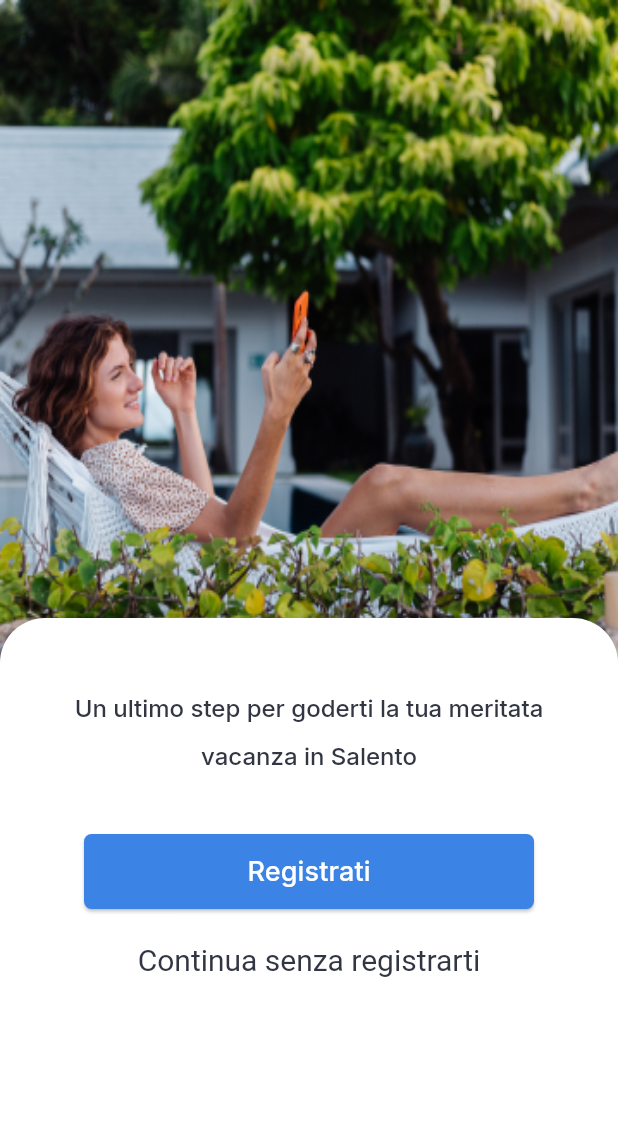
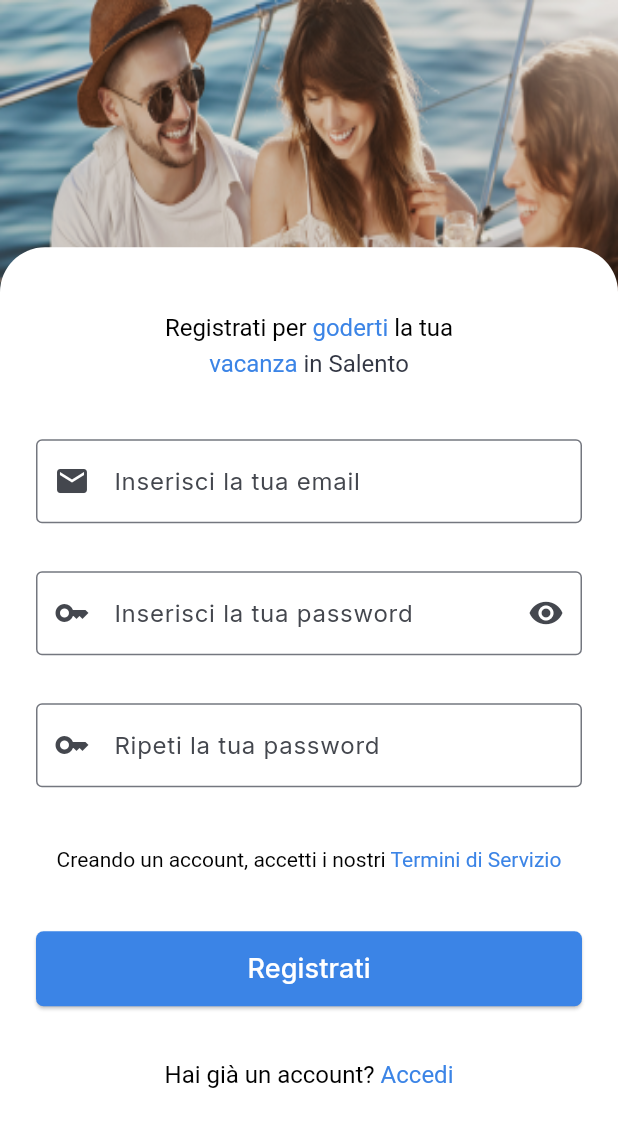
Before and after one commit to salvatorecalo/Amathia, a Flutter app: the screen it shows after launch, after a tap on "Salta", after a tap on "Registrati", on a phone screen of 412 x 824 dp. Shown: the top 1127 px of the screen. Run offline on Flutter 3.47's test engine with Material 3 defaults, Android fonts, the phone set to English and light mode, and no system bars; our stand-ins replace google_fonts, shared_preferences.

Commit message:
feat: add login, register and recovery password page

```diff
--- /dev/null
+++ b/lib/src/screens/register_page/register_page.dart
@@ -0,0 +1,207 @@
+import 'package:amathia/src/costants/costants.dart';
+import 'package:amathia/src/screens/loginPage/login_page.dart';
+import 'package:flutter/gestures.dart';
+import 'package:flutter/material.dart';
+
+class RegisterPage extends StatefulWidget {
+  @override
+  State<RegisterPage> createState() => _RegisterPageState();
+}
+
+class _RegisterPageState extends State<RegisterPage> {
+  bool _obsureText = true;
+
+  @override
+  Widget build(BuildContext context) {
+    return Material(
+      child: Stack(
+        children: [
+          Image.asset(
+            'images/esperienze_register_page.png',
+            fit: BoxFit.fill,
+            width: double.infinity,
+            height: 300,
+            alignment: Alignment.center,
+          ),
+          SizedBox(
+            height: double.infinity,
+            child: FractionallySizedBox(
+              alignment: Alignment.bottomCenter,
+              heightFactor: 0.8,
+              widthFactor: 1,
+              child: Container(
+                decoration: const BoxDecoration(
+                  borderRadius: BorderRadius.only(
+                      topLeft: Radius.circular(30),
+                      topRight: Radius.circular(30)),
+                  color: white,
+                ),
+                child: Padding(
+                  padding: const EdgeInsets.all(16.0),
+                  child: Column(
+                    children: [
+                      Padding(
+                        padding: const EdgeInsets.symmetric(vertical: 24.0),
+                        child: RichText(
+                        textAlign: TextAlign.center,
+                            text: const TextSpan(
+                              style: TextStyle(
+                                height: 1.5,
+                               fontSize: 16,
+                               ),
+                              children: [
+                                TextSpan(
+                                  text: 'Registrati per ',
+                                  style: TextStyle(color: Colors.black),
+                                ),
+                                TextSpan(
+                                  text: 'goderti ',
+                                  style: TextStyle(color: blue),
+                                ),
+                                TextSpan(
+                                  text: 'la tua \n',
+                                  style: TextStyle(color: Colors.black),
+                                ),
+                                TextSpan(
+                                  text: 'vacanza ',
+                                  style: TextStyle(color: blue),
+                                ),
+                                TextSpan(
+                                  text: 'in Salento ',
+                                  style: TextStyle(color: black),
+                                ),
+                              ],
+                            ),
+                          ),
+                      ),
+                      const Padding(
+                        padding:
+                            EdgeInsets.symmetric(horizontal: 8, vertical: 16),
+                        child: TextField(
+                          decoration: InputDecoration(
+                              border: OutlineInputBorder(),
+                              hintText: 'Inserisci la tua email',
+                              prefixIcon: Icon(Icons.email)),
+                        ),
+                      ),
+                      Padding(
+                        padding: const EdgeInsets.symmetric(
+                            horizontal: 8, vertical: 16),
+                        child: TextField(
+                          decoration: InputDecoration(
+                            border: const OutlineInputBorder(),
+                            hintText: 'Inserisci la tua password',
+                            prefixIcon: const Icon(Icons.key),
+                            suffixIcon: GestureDetector(
+                              onTap: () {
+                                setState(() => _obsureText = !_obsureText);
+                              },
+                              child: Icon(_obsureText
+                                  ? Icons.visibility
+                                  : Icons.visibility_off),
+                            ),
+                          ),
+                          obscureText: _obsureText,
+                        ),
+                      ),
+                      Padding(
+                        padding: const EdgeInsets.symmetric(
+                            horizontal: 8, vertical: 16),
+                        child: TextField(
+                          decoration: const InputDecoration(
+                              border: OutlineInputBorder(),
+                              hintText: 'Ripeti la tua password',
+                              prefixIcon: Icon(Icons.key)),
+                          obscureText: _obsureText,
+                        ),
+                      ),
+                      Padding(
+                        padding: const EdgeInsets.symmetric(vertical: 24.0),
+                        child: RichText(
+                          text: TextSpan(
+                            children: [
+                              const TextSpan(
+                                text: 'Creando un account, accetti i nostri ',
+                                style: TextStyle(color: Colors.black),
+                              ),
+                              TextSpan(
+                                text: 'Termini di Servizio',
+                                style: const TextStyle(color: blue),
+                                recognizer: TapGestureRecognizer()
+                                  ..onTap = () {
+
+                                  },
+                              ),
+                            ],
+                          ),
+                        ),
+                      ),
+                      Padding(
+                        padding: const EdgeInsets.symmetric(horizontal: 8, vertical: 16),
+                        child: ElevatedButton(
+                          onPressed: () async {
+                            Navigator.pushReplacement(
+                                // ignore: use_build_context_synchronously
+                                context,
+                                MaterialPageRoute(
+                                    builder: (context) => RegisterPage()));
+                          },
+                          style: ElevatedButton.styleFrom(
+                            minimumSize: Size.fromHeight(40),
+                            foregroundColor: white,
+                            backgroundColor: blue,
+                            shape: RoundedRectangleBorder(
+                              borderRadius: BorderRadius.circular(5.0),
+                            ),
+                          ),
+                          child: const Padding(
+                            padding: EdgeInsets.symmetric(
+                                horizontal: 24.0, vertical: 12.0),
+                            child: Text(
+                              'Registrati',
+                              style: TextStyle(fontSize: 18),
+                            ),
+                          ),
+                        ),
+                      ),
+                      Padding(
+                        padding: const EdgeInsets.symmetric(vertical: 16.0),
+                        child: RichText(
+                        textAlign: TextAlign.center,
+                            text: TextSpan(
+                              style: const TextStyle(
+                                height: 1.5,
+                               fontSize: 16,
+                               ),
+                              children: [
+                                const TextSpan(
+                                  text: 'Hai già un account? ',
+                                  style: TextStyle(color: Colors.black),
+                                ),
+                                TextSpan(
+                                  text: 'Accedi ',
+                                  recognizer: TapGestureRecognizer()
+                                ..onTap = () {
+                                  Navigator.pushReplacement(
+                                    context,
+                                    MaterialPageRoute(
+                                        builder: (context) => LoginPage()),
+                                  );
+                                },
+                                  style: const TextStyle(color: blue),
+                                ),
+                              ],
+                            ),
+                          ),
+                      ),
+                    ],
+                  ),
+                ),
+              ),
+            ),
+          )
+        ],
+      ),
+    );
+  }
+}
--- a/lib/src/screens/welcome_page/welcome_page.dart
+++ b/lib/src/screens/welcome_page/welcome_page.dart
@@ -1,4 +1,5 @@
 import 'package:amathia/src/costants/costants.dart';
+import 'package:amathia/src/screens/register_page/register_page.dart';
 import 'package:flutter/cupertino.dart';
 import 'package:flutter/material.dart';
 import 'package:flutter/widgets.dart';
@@ -35,24 +36,50 @@ class WelcomePage extends StatelessWidget {
                 children: [
                    Padding(
                     padding: const EdgeInsets.symmetric(vertical: 40, horizontal: 40),
-                    child: Text(
-                      "Un ultimo step per goderti la tua meritata vacanza in Salento",
+                    child:
+                    RichText(
                       textAlign: TextAlign.center,
-                      style: GoogleFonts.inter(
-                        textStyle: const TextStyle(
-                          fontSize: 16,
-                          color: black,
-                          height: 2,
-                          decoration: TextDecoration.none,
-                          fontWeight: FontWeight.w500
+                          text: const TextSpan(
+                            style: TextStyle(
+                              height: 1.5,
+                             fontSize: 16,
+                             ),
+                            children: [
+                              TextSpan(
+                                text: 'Un ultimo step per ',
+                                style: TextStyle(color: Colors.black),
+                              ),
+                              TextSpan(
+                                text: 'goderti ',
+                                style: TextStyle(color: blue),
+                              ),
+                              TextSpan(
+                                text: 'la tua \n',
+                                style: TextStyle(color: Colors.black),
+                              ),
+                              TextSpan(
+                                text: 'vacanza ',
+                                style: TextStyle(color: blue),
+                              ),
+                              TextSpan(
+                                text: 'in Salento ',
+                                style: TextStyle(color: black),
+                              ),
+                            ],
+                          ),
                         ),
-                      ),
-                    ),
                   ),
                   SizedBox(
                     width: 300,
                     child: ElevatedButton(
-                      onPressed: () {},
+                      onPressed: () async {
+                        Navigator.pushReplacement(
+                        // ignore: use_build_context_synchronously
+                        context,
+                        MaterialPageRoute(
+                          builder: (context) =>
+                               RegisterPage()));
+                      },
                       style: ElevatedButton.styleFrom(
                         foregroundColor: white,
                         backgroundColor: blue,
```
Also changed, not shown: lib/src/screens/loginPage/login_page.dart (added, +196 -0 lines), lib/src/screens/recovery_password/recovery_password.dart (added, +128 -0 lines), images/esperienze_register_page.png (added), images/recovery_password.png (added), 1 other file.
